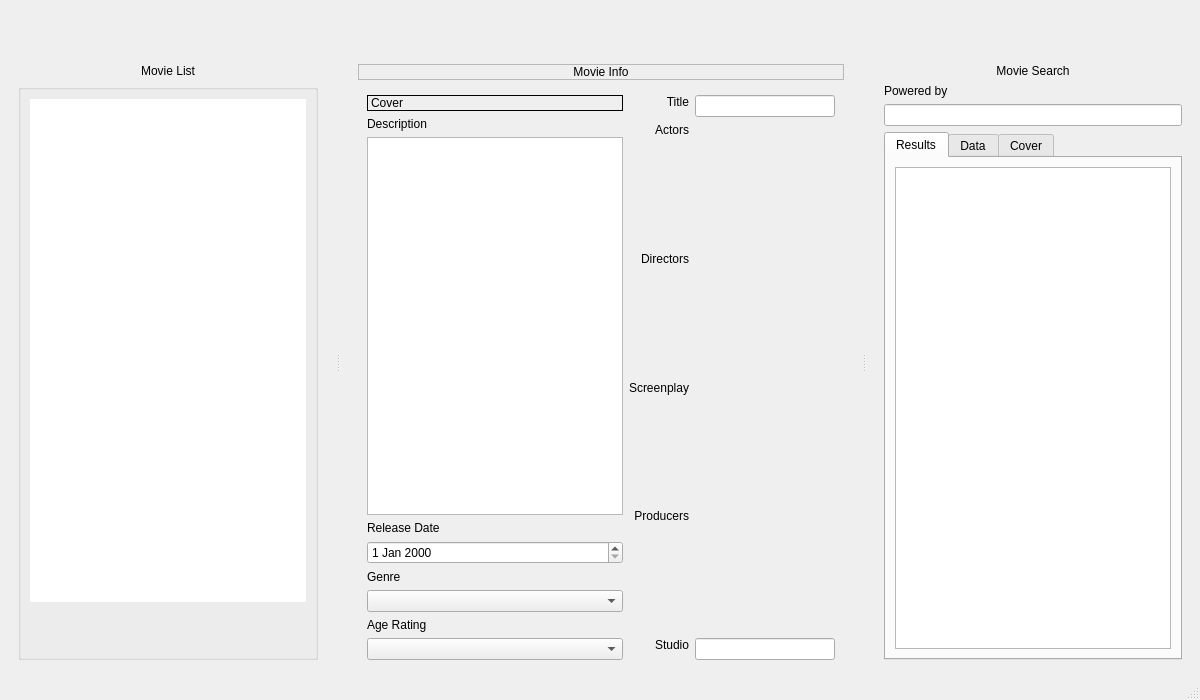
Qt form mainwin.ui (SpeckenbachNet/MovieMetaM) before a commit.
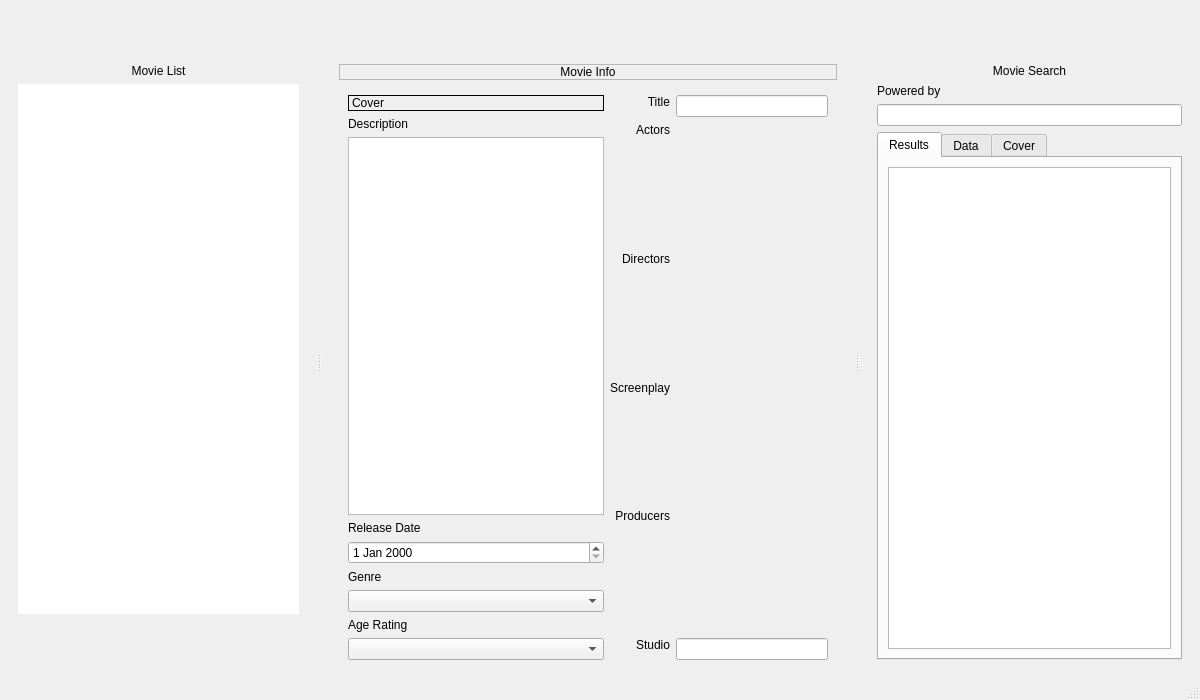
The same form after that commit. Icons and pictures are not drawn. Custom widgets are drawn as their Qt base class.

What changed in the file:
```diff
--- a/mainwin.ui
+++ b/mainwin.ui
@@ -68,17 +68,26 @@
              </widget>
             </item>
             <item>
-             <widget class="QGroupBox" name="groupBox">
+             <widget class="QWidget" name="fileListContainer" native="true">
               <property name="sizePolicy">
                <sizepolicy hsizetype="Preferred" vsizetype="Expanding">
                 <horstretch>0</horstretch>
                 <verstretch>0</verstretch>
                </sizepolicy>
               </property>
-              <property name="title">
-               <string/>
-              </property>
               <layout class="QVBoxLayout" name="verticalLayout_7">
+               <property name="leftMargin">
+                <number>0</number>
+               </property>
+               <property name="topMargin">
+                <number>0</number>
+               </property>
+               <property name="rightMargin">
+                <number>0</number>
+               </property>
+               <property name="bottomMargin">
+                <number>0</number>
+               </property>
                <item>
                 <widget class="TableViewM" name="fileListTableView">
                  <property name="frameShape">
@@ -87,12 +96,6 @@
                  <property name="selectionMode">
                   <enum>QAbstractItemView::SelectionMode::NoSelection</enum>
                  </property>
-                 <property name="showGrid">
-                  <bool>false</bool>
-                 </property>
-                 <property name="gridStyle">
-                  <enum>Qt::PenStyle::SolidLine</enum>
-                 </property>
                 </widget>
                </item>
                <item>
@@ -580,7 +583,7 @@
   </customwidget>
   <customwidget>
    <class>TableViewM</class>
-   <extends>QTableView</extends>
+   <extends>QListView</extends>
    <header>tableviewm.h</header>
   </customwidget>
   <customwidget>
```
